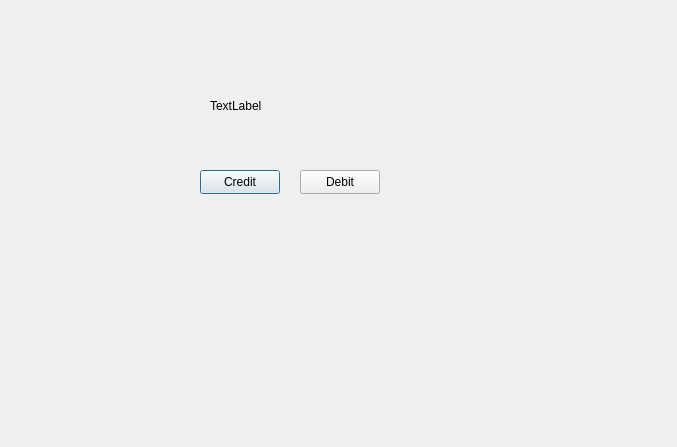
Before: the Qt Designer form bank-automat/creditdebitq.ui in JereKortesalmi/BankProject, drawn with Qt 5.
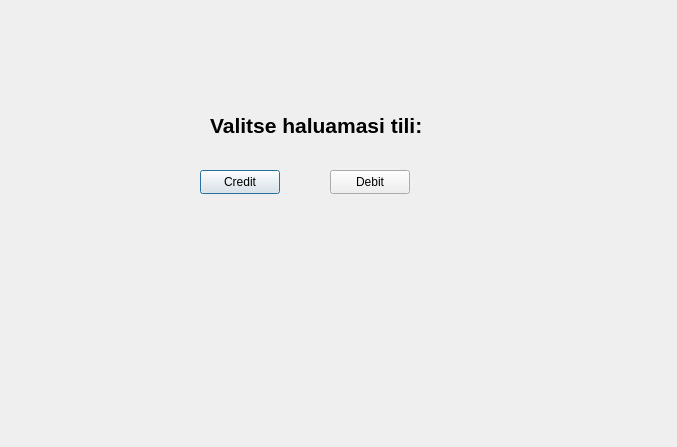
After: the same form once the commit is applied.

What changed in the file:
```diff
--- a/bank-automat/creditdebitq.ui
+++ b/bank-automat/creditdebitq.ui
@@ -29,7 +29,7 @@
   <widget class="QPushButton" name="debitbtn">
    <property name="geometry">
     <rect>
-     <x>300</x>
+     <x>330</x>
      <y>170</y>
      <width>80</width>
      <height>24</height>
@@ -43,13 +43,39 @@
    <property name="geometry">
     <rect>
      <x>210</x>
-     <y>80</y>
-     <width>201</width>
+     <y>100</y>
+     <width>211</width>
      <height>51</height>
     </rect>
    </property>
+   <property name="palette">
+    <palette>
+     <active>
+      <colorrole role="WindowText">
+       <brush brushstyle="SolidPattern">
+        <color alpha="255">
+         <red>0</red>
+         <green>85</green>
+         <blue>0</blue>
+        </color>
+       </brush>
+      </colorrole>
+     </active>
+     <inactive/>
+     <disabled/>
+    </palette>
+   </property>
+   <property name="font">
+    <font>
+     <pointsize>16</pointsize>
+     <bold>true</bold>
+    </font>
+   </property>
+   <property name="styleSheet">
+    <string notr="true"/>
+   </property>
    <property name="text">
-    <string>TextLabel</string>
+    <string>Valitse haluamasi tili:</string>
    </property>
   </widget>
  </widget>
```
Left out of the diff: 4 changed lines with no effect on the pictures.
